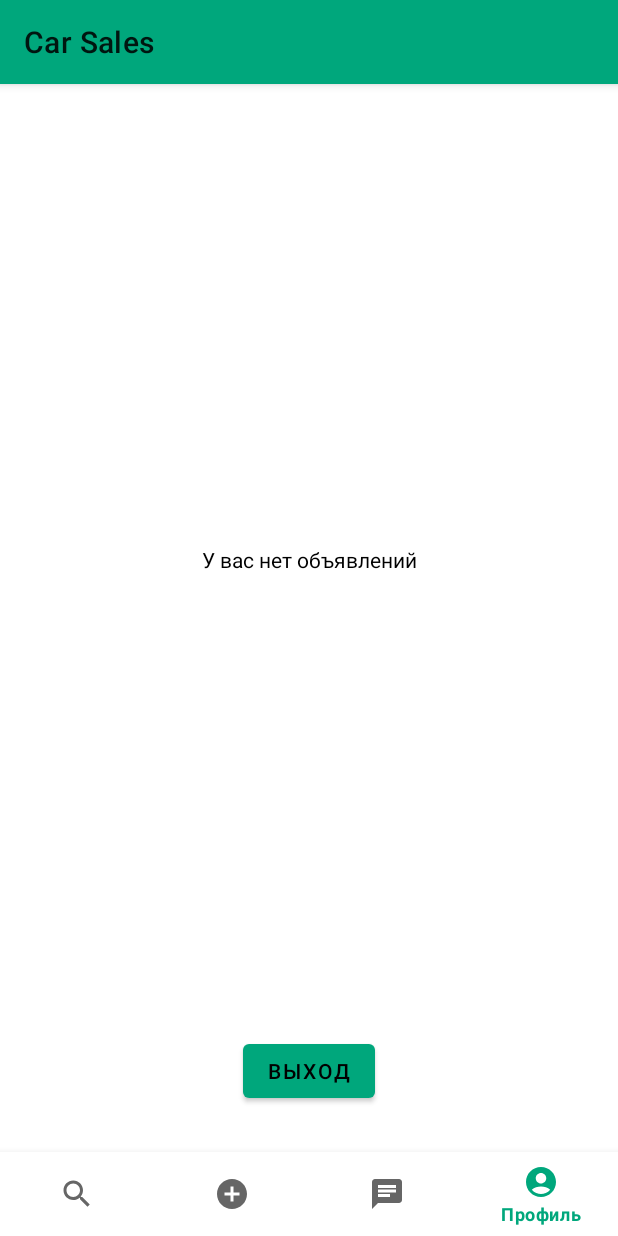
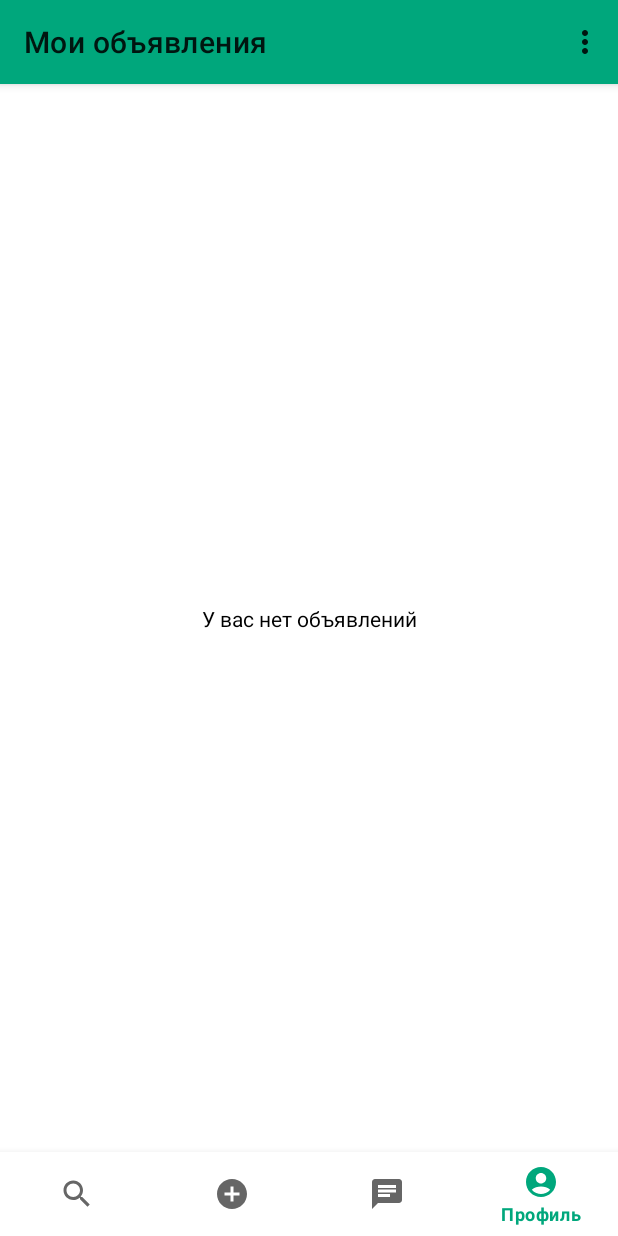
Before and after one commit to Odyvannnn/CarSales, an Android app: the screen it shows after launch once a user with an empty profile is signed in (MainActivity), item 4 of the bottom bar chosen, on a phone screen of 412 x 824 dp. Run offline under Robolectric (Android 15) with nearby library versions, the phone set to English and light mode, and no system bars; our stand-ins replace Firebase (no records; nobody signed in at launch, a user with empty details on screens opened directly); pictures from the network do not load.

Commit message:
Now using only one button in AdActivity.kt + Small design fixes

```diff
--- a/app/build.gradle
+++ b/app/build.gradle
@@ -70,4 +70,6 @@ dependencies {
     implementation "com.github.lisawray.groupie:groupie:$groupie_version"
     implementation "com.github.lisawray.groupie:groupie-viewbinding:$groupie_version"
 
+    implementation 'com.airbnb.android:paris:2.0.2'
+
 }
--- a/app/src/main/java/com/main/carsales/main/AccountFragment.kt
+++ b/app/src/main/java/com/main/carsales/main/AccountFragment.kt
@@ -2,10 +2,12 @@ package com.main.carsales.main
 
 import android.content.Intent
 import android.os.Bundle
+import android.view.*
+import androidx.appcompat.app.AppCompatActivity
 import androidx.fragment.app.Fragment
-import android.view.LayoutInflater
-import android.view.View
-import android.view.ViewGroup
+import androidx.core.view.MenuHost
+import androidx.core.view.MenuProvider
+import androidx.lifecycle.Lifecycle
 import androidx.recyclerview.widget.LinearLayoutManager
 import androidx.recyclerview.widget.RecyclerView
 import com.google.firebase.auth.FirebaseAuth
@@ -13,6 +15,7 @@ import com.google.firebase.auth.ktx.auth
 import com.google.firebase.firestore.FirebaseFirestore
 import com.google.firebase.firestore.ktx.firestore
 import com.google.firebase.ktx.Firebase
+import com.main.carsales.R
 import com.main.carsales.ad.AdActivity
 import com.main.carsales.adapters.AdAdapter
 import com.main.carsales.auth.AuthActivity
@@ -32,17 +35,32 @@ class AccountFragment : Fragment() {
         inflater: LayoutInflater, container: ViewGroup?,
         savedInstanceState: Bundle?
     ): View? {
+
         _binding = FragmentAccountBinding.inflate(inflater, container, false)
         return binding.root
     }
 
     override fun onViewCreated(view: View, savedInstanceState: Bundle?) {
         super.onViewCreated(view, savedInstanceState)
+        (activity as AppCompatActivity).supportActionBar?.title = "Мои объявления"
 
-        binding.signoutButton.setOnClickListener{
-            FirebaseAuth.getInstance().signOut()
-            startActivity(Intent(context, AuthActivity::class.java))
-        }
+        val menuHost: MenuHost = requireActivity()
+        menuHost.addMenuProvider(object : MenuProvider {
+            override fun onCreateMenu(menu: Menu, menuInflater: MenuInflater) {
+                menuInflater.inflate(R.menu.account_menu, menu)
+            }
+
+            override fun onMenuItemSelected(menuItem: MenuItem): Boolean {
+                return when (menuItem.itemId) {
+                    R.id.exit -> {
+                        FirebaseAuth.getInstance().signOut()
+                        startActivity(Intent(context, AuthActivity::class.java))
+                        true
+                    }
+                    else -> false
+                }
+            }
+        }, viewLifecycleOwner, Lifecycle.State.RESUMED)
 
         adList = arrayListOf()
         val adAdapter = AdAdapter(adList)
--- a/app/src/main/java/com/main/carsales/main/AddAdFragment.kt
+++ b/app/src/main/java/com/main/carsales/main/AddAdFragment.kt
@@ -6,6 +6,7 @@ import androidx.fragment.app.Fragment
 import android.view.LayoutInflater
 import android.view.View
 import android.view.ViewGroup
+import androidx.appcompat.app.AppCompatActivity
 import com.main.carsales.ad.AddAdActivity
 import com.main.carsales.databinding.FragmentAddAdBinding
 
@@ -24,6 +25,7 @@ class AddAdFragment : Fragment() {
 
     override fun onViewCreated(view: View, savedInstanceState: Bundle?) {
         super.onViewCreated(view, savedInstanceState)
+        (activity as AppCompatActivity).supportActionBar?.title = "Добавить объявление"
 
         binding.addAdButton.setOnClickListener{
             startActivity(Intent(context, AddAdActivity::class.java))
--- a/app/src/main/java/com/main/carsales/main/AllChatsFragment.kt
+++ b/app/src/main/java/com/main/carsales/main/AllChatsFragment.kt
@@ -5,6 +5,7 @@ import android.content.Intent
 import android.os.Bundle
 import android.util.Log
 import android.view.*
+import androidx.appcompat.app.AppCompatActivity
 import androidx.fragment.app.Fragment
 import androidx.recyclerview.widget.LinearLayoutManager
 import com.google.firebase.auth.FirebaseAuth
@@ -33,6 +34,7 @@ class AllChatsFragment : Fragment()  {
 
     override fun onViewCreated(view: View, savedInstanceState: Bundle?) {
         super.onViewCreated(view, savedInstanceState)
+        (activity as AppCompatActivity).supportActionBar?.title = "Сообщения"
         val uid = FirebaseAuth.getInstance().uid  ?: ""
         binding.latestChatsRecyclerView.adapter = adapter
         binding.latestChatsRecyclerView.layoutManager = LinearLayoutManager(context)
--- a/app/src/main/java/com/main/carsales/main/HomeFragment.kt
+++ b/app/src/main/java/com/main/carsales/main/HomeFragment.kt
@@ -8,6 +8,7 @@ import android.view.ViewGroup
 import android.widget.AdapterView
 import android.widget.ArrayAdapter
 import android.widget.Spinner
+import androidx.appcompat.app.AppCompatActivity
 import androidx.fragment.app.Fragment
 import androidx.recyclerview.widget.RecyclerView
 import com.google.firebase.auth.FirebaseAuth
@@ -37,6 +38,7 @@ class HomeFragment : Fragment() {
 
     override fun onViewCreated(view: View, savedInstanceState: Bundle?) {
         super.onCreate(savedInstanceState)
+        (activity as AppCompatActivity).supportActionBar?.title = "Поиск"
 
 
         binding.searchButton.setOnClickListener{
--- /dev/null
+++ b/app/src/main/res/drawable/ic_baseline_logout_24.xml
@@ -0,0 +1,5 @@
+<vector android:autoMirrored="true" android:height="24dp"
+    android:tint="#000000" android:viewportHeight="24"
+    android:viewportWidth="24" android:width="24dp" xmlns:android="http://schemas.android.com/apk/res/android">
+    <path android:fillColor="@android:color/white" android:pathData="M17,7l-1.41,1.41L18.17,11H8v2h10.17l-2.58,2.58L17,17l5,-5zM4,5h8V3H4c-1.1,0 -2,0.9 -2,2v14c0,1.1 0.9,2 2,2h8v-2H4V5z"/>
+</vector>
--- a/app/src/main/res/layout/fragment_account.xml
+++ b/app/src/main/res/layout/fragment_account.xml
@@ -20,20 +20,10 @@
             android:layout_width="wrap_content"
             android:layout_height="wrap_content"
             android:text="У вас нет объявлений"
-            app:layout_constraintBottom_toTopOf="@+id/signout_button"
+            app:layout_constraintBottom_toBottomOf="parent"
             app:layout_constraintEnd_toEndOf="parent"
             app:layout_constraintStart_toStartOf="parent"
             app:layout_constraintTop_toTopOf="parent" />
-
-        <Button
-            android:id="@+id/signout_button"
-            android:layout_width="wrap_content"
-            android:layout_height="wrap_content"
-            android:layout_marginBottom="30dp"
-            android:text="Выход"
-            app:layout_constraintBottom_toBottomOf="parent"
-            app:layout_constraintEnd_toEndOf="parent"
-            app:layout_constraintStart_toStartOf="parent" />
     </androidx.constraintlayout.widget.ConstraintLayout>
 
 </FrameLayout>
--- /dev/null
+++ b/app/src/main/res/menu/account_menu.xml
@@ -0,0 +1,8 @@
+<?xml version="1.0" encoding="utf-8"?>
+<menu xmlns:android="http://schemas.android.com/apk/res/android">
+
+    <item
+        android:id="@+id/exit"
+        android:icon="@drawable/ic_baseline_logout_24"
+        android:title="Выход"/>
+</menu>
--- a/app/src/main/res/menu/bottom_nav_menu.xml
+++ b/app/src/main/res/menu/bottom_nav_menu.xml
@@ -4,7 +4,7 @@
     <item
         android:id="@+id/ads"
         android:icon="@drawable/ic_baseline_search_24"
-        android:title="Объявления" />
+        android:title="Поиск" />
     <item
         android:id="@+id/addAd"
         android:icon="@drawable/ic_baseline_add_circle_24"
--- a/app/src/main/res/values-night/themes.xml
+++ b/app/src/main/res/values-night/themes.xml
@@ -26,7 +26,9 @@
     </style>
 
     <style name="CancelButtonTheme" parent="ThemeOverlay.AppCompat">
-        <item name="backgroundTint">@color/red</item>
+        <item name="android:backgroundTint">@color/red</item>
+        <item name="android:textAppearance">@null</item>
+        <item name="android:textColor">@color/black</item>
     </style>
 
 </resources>
--- a/app/src/main/res/values/themes.xml
+++ b/app/src/main/res/values/themes.xml
@@ -33,7 +33,9 @@
     </style>
 
     <style name="CancelButtonTheme" parent="ThemeOverlay.AppCompat">
-        <item name="backgroundTint">@color/red</item>
+        <item name="android:backgroundTint">@color/red</item>
+        <item name="android:textAppearance">@null</item>
+        <item name="android:textColor">@color/black</item>
     </style>
 
 
```
Also changed, not shown: app/src/main/java/com/main/carsales/ad/AdActivity.kt (+18 -18 lines), app/src/main/res/layout/activity_ad.xml (+2 -11 lines).
